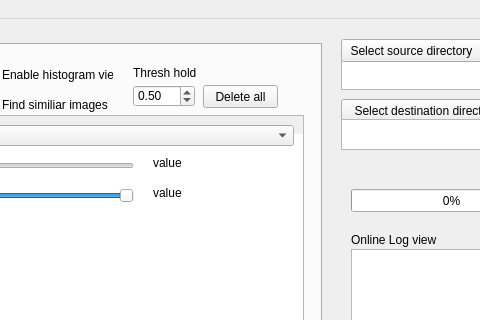
Above: Image_utility_tool.ui from MaxXxIL/ADC-development before the change; both pictures show x 859 to 1339 and y 0 to 320 of the 1442 by 757 pixel window. Below: the same form after it.
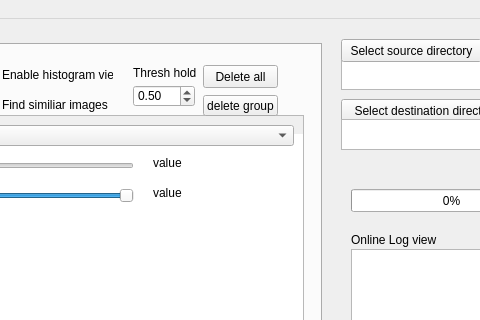
That is the form after the change.

Commit message: added count og images for similar analysis and fix imgae presenting

What changed in the file:
```diff
--- a/Image_utility_tool.ui
+++ b/Image_utility_tool.ui
@@ -623,7 +623,7 @@
       <property name="geometry">
        <rect>
         <x>1060</x>
-        <y>40</y>
+        <y>20</y>
         <width>75</width>
         <height>23</height>
        </rect>
@@ -670,6 +670,19 @@
        <double>0.500000000000000</double>
       </property>
      </widget>
+     <widget class="QPushButton" name="pushButton">
+      <property name="geometry">
+       <rect>
+        <x>1060</x>
+        <y>50</y>
+        <width>75</width>
+        <height>21</height>
+       </rect>
+      </property>
+      <property name="text">
+       <string>delete group</string>
+      </property>
+     </widget>
     </widget>
    </widget>
    <widget class="QPushButton" name="destination_button">
```
The commit also changes 2 other files.
